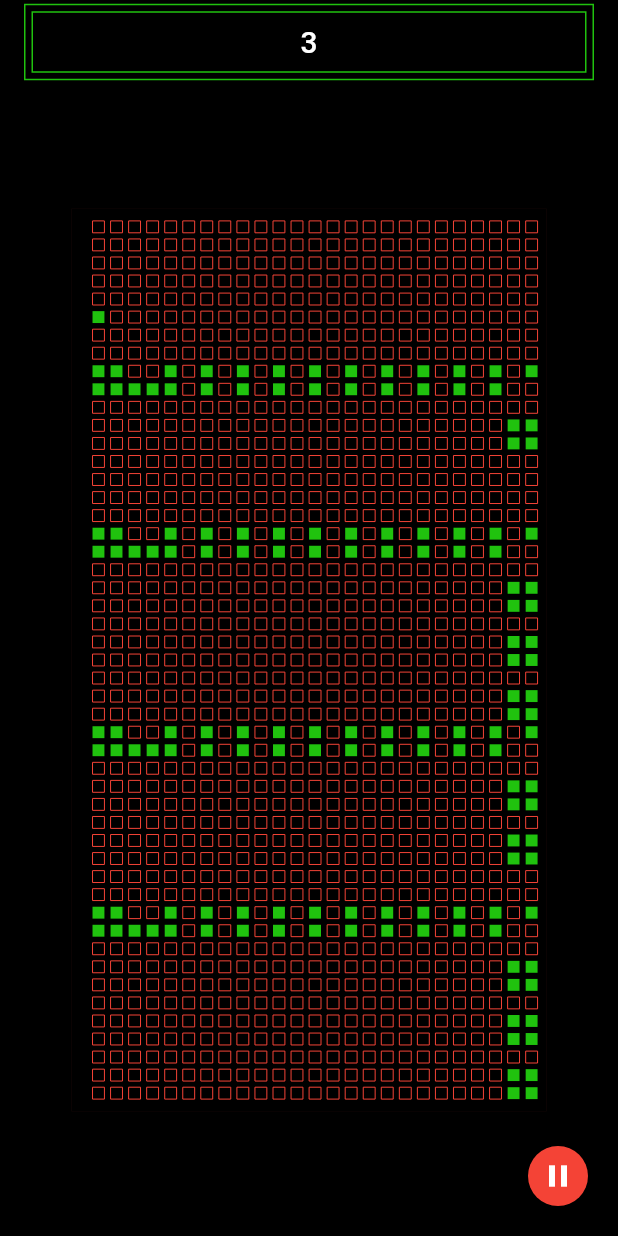
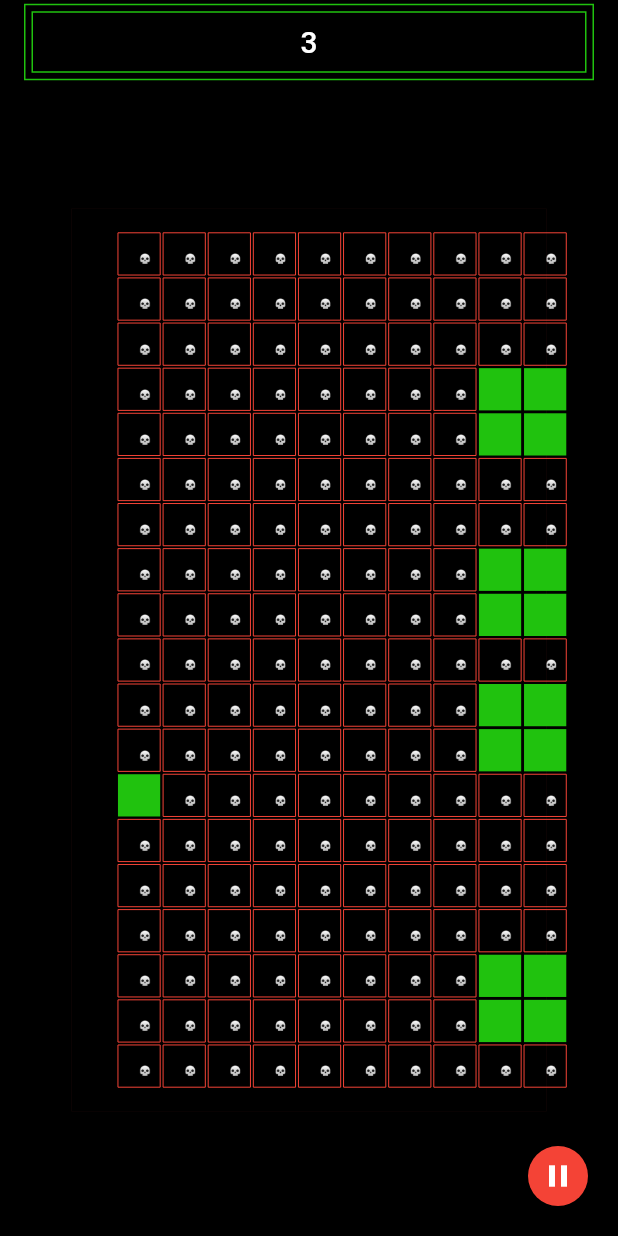
Before and after one commit to victoreronmosele/game-of-life, a Flutter app: the screen it shows after launch, after a tap on the "play arrow" icon, on a phone screen of 412 x 824 dp. Run offline on Flutter 3.47's test engine with Material 2 defaults, Android fonts, the phone set to English and light mode, and no system bars.

```diff
--- a/lib/main.dart
+++ b/lib/main.dart
@@ -16,7 +16,7 @@ class MyApp extends StatelessWidget {
       theme: ThemeData(
         primarySwatch: Colors.blue,
       ),
-      home: BaseScreen(),
+      home: GameScreen(),
     );
   }
 }
--- a/lib/ui/screens/game_screen.dart
+++ b/lib/ui/screens/game_screen.dart
@@ -15,7 +15,7 @@ class GameScreen extends StatefulWidget {
 class _GameScreenState extends State<GameScreen>
     with SingleTickerProviderStateMixin {
   final double _screenPadding = 10.0;
-  final int _numberOfBoxRows = 50;
+  final int _numberOfBoxRows = 20;
   final Duration _interval = Duration(milliseconds: 500);
 
   GlobalKey _customPaintKey = GlobalKey();
@@ -188,6 +188,7 @@ class _GameScreenState extends State<GameScreen>
                 child: Container(
                   color: AppColors.black,
                   child: RepaintBoundary(
+                    child: Center(
                       child: CustomPaint(
                         key: _customPaintKey,
                         painter: GameOfLifePainter(
@@ -196,6 +197,7 @@ class _GameScreenState extends State<GameScreen>
                             listOfCells: _listOfCells,
                             boxHeightDimension: _boxHeightDimension),
                         child: Container(),
+                      ),
                     ),
                   ),
                 ),
@@ -247,14 +249,24 @@ class GameOfLifePainter extends CustomPainter {
 
   @override
   void paint(Canvas canvas, Size size) {
-    drawGrid(listOfCells, boxHeightDimension, canvas);
+    drawGrid(
+      listOfCells: listOfCells,
+      boxHeightDimension: boxHeightDimension,
+      canvas: canvas,
+      size: size,
+    );
   }
 
-  void drawGrid(
-      List<Cell> listOfCells, double boxHeightDimension, Canvas canvas) {
+  void drawGrid({
+    @required List<Cell> listOfCells,
+    @required double boxHeightDimension,
+    @required Canvas canvas,
+    @required Size size,
+  }) {
     for (var i = 0; i < listOfCells.length; i++) {
       Cell currentCell = listOfCells.elementAt(i);
-      final paint = currentCell.cellState == CellState.alive
+      CellState currentCellState = currentCell.cellState;
+      final paint = currentCellState == CellState.alive
           ? _aliveCellPaint
           : _deadCellPaint;
 
@@ -262,6 +274,28 @@ class GameOfLifePainter extends CustomPainter {
       Rect rect = Rect.fromCircle(
           center: centerPoint, radius: boxHeightDimension - padding);
       canvas.drawRect(rect, paint);
+
+      if (currentCellState == CellState.dead) {
+        final textStyle = TextStyle(
+          color: Colors.white,
+          fontSize: 8,
+        );
+        final textSpan = TextSpan(
+          text: '💀',
+          style: textStyle,
+        );
+        final textPainter = TextPainter(
+            text: textSpan,
+            textDirection: TextDirection.ltr,
+            textAlign: TextAlign.center);
+
+        textPainter.layout(
+          minWidth: 0,
+          maxWidth: size.width,
+        );
+
+        textPainter.paint(canvas, centerPoint);
+      }
     }
   }
 
--- a/lib/ui/screens/loading_screen.dart
+++ b/lib/ui/screens/loading_screen.dart
@@ -153,6 +153,8 @@ class SlidePainter extends CustomPainter {
     final Rect rect = widgetOffset & widgetSize;
 
     canvas.drawRect(rect, wavePaint);
+
+
   }
 
   @override
```
Also changed, not shown: 1 other file. Lines whose indentation alone changed are shown as unchanged.
